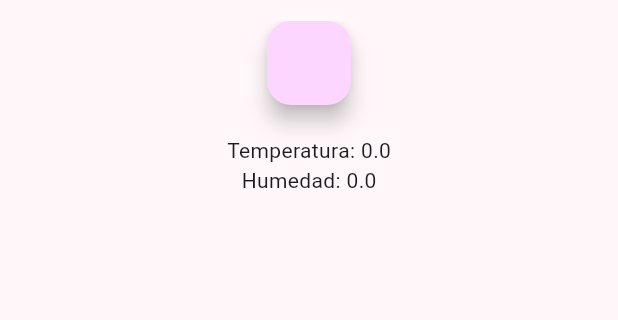
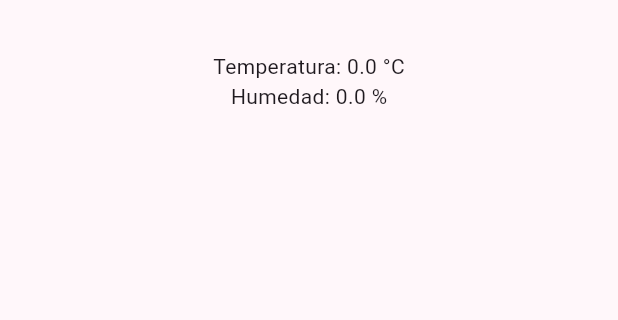
Before and after one commit to Fenshu28/Casa-inteligente-arduino-flutter, a Flutter app: the screen it shows after launch, on a phone screen of 412 x 824 dp, the part 63-383 px from its top. Run offline on Flutter 3.47's test engine with Material 3 defaults, Android fonts, the phone set to English and light mode, and no system bars; our stand-ins replace flutter_bluetooth_serial, permission_handler.

```diff
--- a/lib/controllers/bluetooth_controller.dart
+++ b/lib/controllers/bluetooth_controller.dart
@@ -10,6 +10,8 @@ class BluetoothController {
   BluetoothConnection? _connection;
   List<BluetoothDevice> _devices = [];
   BluetoothDevice? _deviceConnected;
+
+
 
   get bluetooth => _bluetooth;
 
@@ -45,7 +47,6 @@ class BluetoothController {
             DatosCasa.humedad = double.parse(values[2]);
             break;
         }
-        // Accede a los valores:
 
         // DatosCasa.isAutentecado = bool.parse(values[2]);
         // DatosCasa.isAlarma = bool.parse(values[3]);
--- a/lib/pages/MainPage.dart
+++ b/lib/pages/MainPage.dart
@@ -16,6 +16,12 @@ class _MainPageState extends State<MainPage> {
   BluetoothController blueController = BluetoothController();
 
   @override
+  void initState() {
+    // TODO: implement initState
+    super.initState();
+  }
+
+  @override
   Widget build(BuildContext context) {
     return Scaffold(
       drawer: Drawer(
@@ -27,16 +33,10 @@ class _MainPageState extends State<MainPage> {
       body: Center(
           child: Column(
         children: [
-          FloatingActionButton(
-            onPressed: () {
-              setState(() {
-                blueController.receiveData();
-              });
-            },
-          ),
           const SizedBox(height: 20),
-          Text("Temperatura: ${DatosCasa.temperature}"),
-          Text("Humedad: ${DatosCasa.humedad}"),
+
+          Text("Temperatura: ${DatosCasa.temperature} °C"),
+          Text("Humedad: ${DatosCasa.humedad} %"),
         ],
       )),
     );
@@ -59,7 +59,7 @@ class _MainPageState extends State<MainPage> {
                     Navigator.push(
                         context,
                         MaterialPageRoute(
-                            builder: (context) => const Seguridad()));
+                            builder: (context) => const Seguridad(tipo: "actual")));
                   },
                 ),
                 ListTile(
@@ -69,7 +69,7 @@ class _MainPageState extends State<MainPage> {
                     Navigator.push(
                         context,
                         MaterialPageRoute(
-                            builder: (context) => const Seguridad()));
+                            builder: (context) => const Seguridad(tipo: "actual",)));
                   },
                 )
               ]),
```
Also changed, not shown: lib/controllers/ShowDialog.dart (added, +21 -0 lines), lib/pages/Seguridad.dart (+37 -12 lines).
